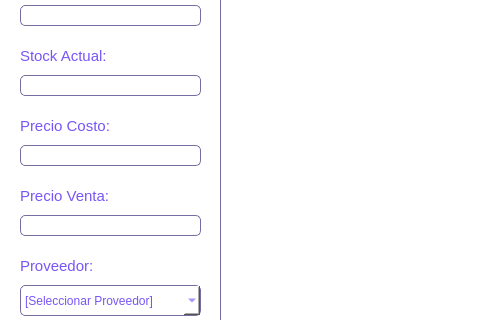
This is UI/ventanaProductos.ui in fernandoruiz2016/python-store-management as Qt 5 draws it before an edit; both pictures show x 0 to 480 and y 385 to 705 of the 890 by 860 pixel window. The edited form follows.
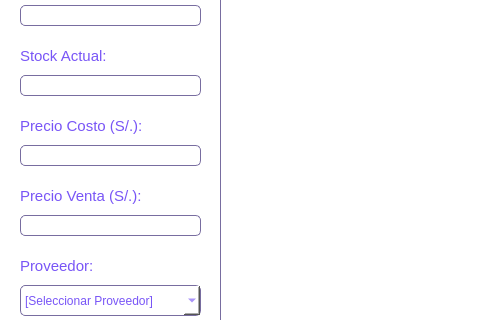
This is the edited form.

```diff
--- a/UI/ventanaProductos.ui
+++ b/UI/ventanaProductos.ui
@@ -255,7 +255,7 @@
      <rect>
       <x>20</x>
       <y>500</y>
-      <width>111</width>
+      <width>161</width>
       <height>21</height>
      </rect>
     </property>
@@ -269,7 +269,7 @@
 font: inter</string>
     </property>
     <property name="text">
-     <string>Precio Costo:</string>
+     <string>Precio Costo (S/.):</string>
     </property>
    </widget>
    <widget class="QLineEdit" name="txtPrecioVenta">
@@ -300,7 +300,7 @@
      <rect>
       <x>20</x>
       <y>570</y>
-      <width>121</width>
+      <width>161</width>
       <height>21</height>
      </rect>
     </property>
@@ -314,7 +314,7 @@
 font: inter</string>
     </property>
     <property name="text">
-     <string>Precio Venta:</string>
+     <string>Precio Venta (S/.):</string>
     </property>
    </widget>
    <widget class="QLabel" name="label_12">
```
